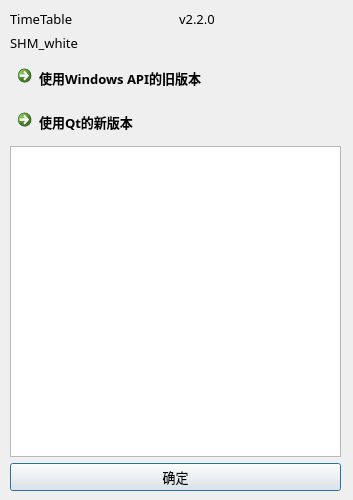
SHM-white/TimeTable-Qt, file about.ui: the form before one commit.
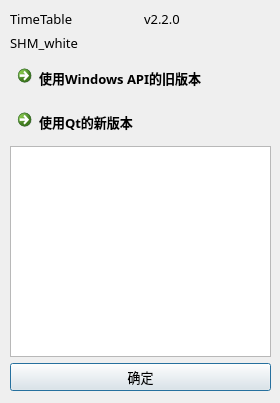
The form after the commit. Icons and pictures are not drawn.

```diff
--- a/about.ui
+++ b/about.ui
@@ -6,20 +6,20 @@
    <rect>
     <x>0</x>
     <y>0</y>
-    <width>353</width>
-    <height>500</height>
+    <width>280</width>
+    <height>403</height>
    </rect>
   </property>
   <property name="minimumSize">
    <size>
-    <width>353</width>
-    <height>500</height>
+    <width>280</width>
+    <height>403</height>
    </size>
   </property>
   <property name="maximumSize">
    <size>
-    <width>353</width>
-    <height>500</height>
+    <width>280</width>
+    <height>403</height>
    </size>
   </property>
   <property name="font">
@@ -38,13 +38,13 @@
   <property name="sizeGripEnabled">
    <bool>false</bool>
   </property>
-  <widget class="QWidget" name="">
+  <widget class="QWidget" name="layoutWidget">
    <property name="geometry">
     <rect>
      <x>10</x>
      <y>10</y>
-     <width>331</width>
-     <height>481</height>
+     <width>261</width>
+     <height>381</height>
     </rect>
    </property>
    <layout class="QVBoxLayout" name="verticalLayout_2">
```
